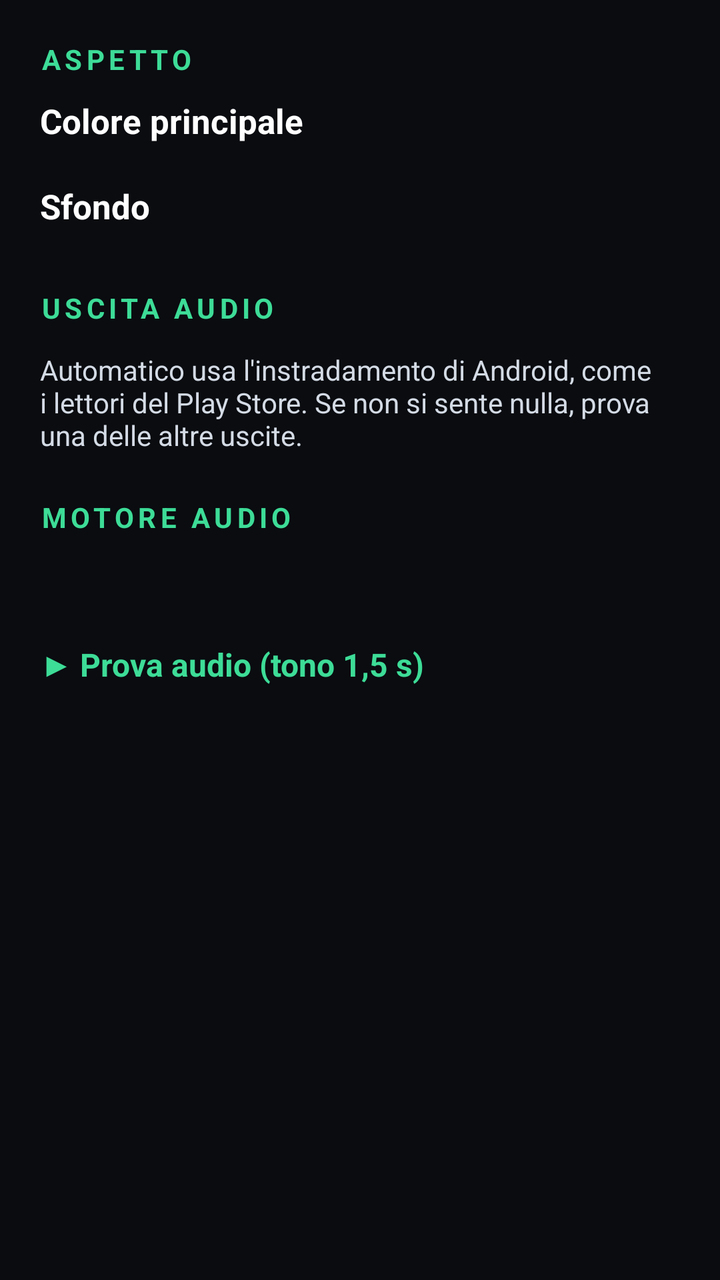
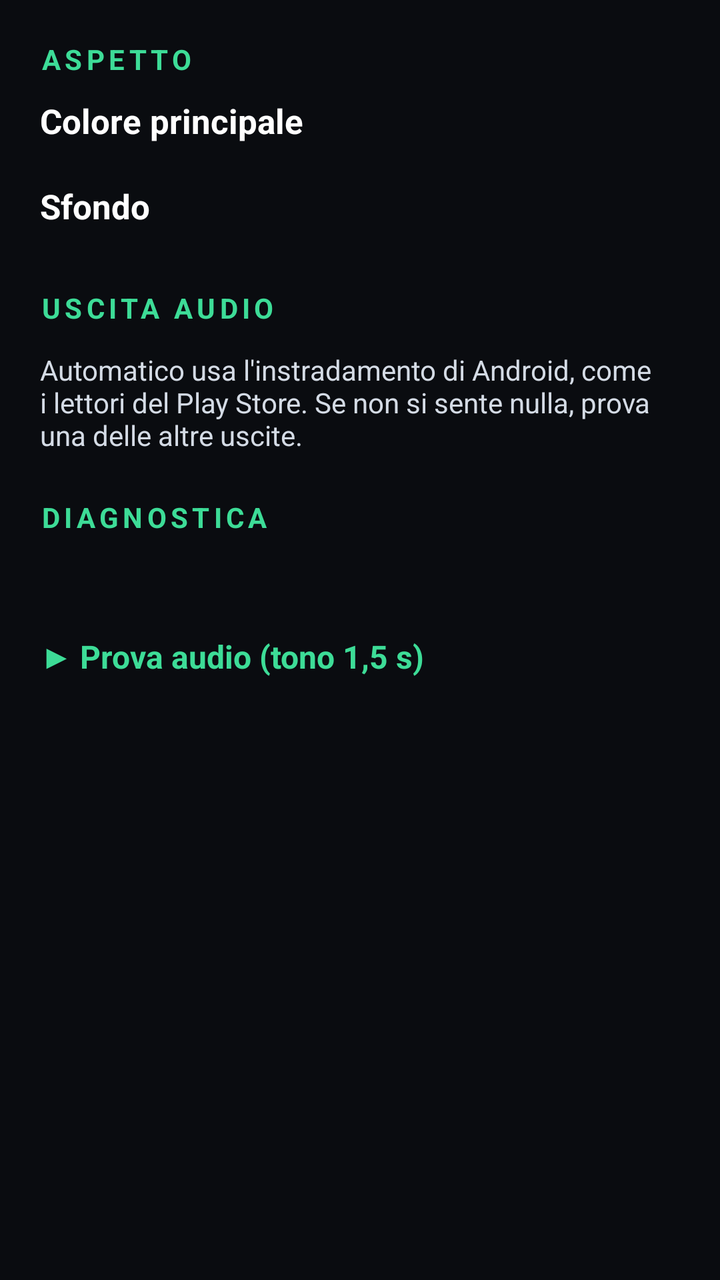

Before-and-after screenshots of an Android layout around one commit, followed by the original layout XML and the change that was made.
<!-- AndroidManifest.xml: application theme AppTheme -->
<!-- res/layout/dialog_settings.xml -->
<?xml version="1.0" encoding="utf-8"?>
<ScrollView xmlns:android="http://schemas.android.com/apk/res/android"
    android:layout_width="match_parent"
    android:layout_height="wrap_content"
    android:scrollbars="none">

    <LinearLayout
        android:layout_width="match_parent"
        android:layout_height="wrap_content"
        android:orientation="vertical"
        android:padding="20dp">

        <TextView
            android:layout_width="wrap_content"
            android:layout_height="wrap_content"
            android:letterSpacing="0.15"
            android:text="ASPETTO"
            android:textColor="@color/accent"
            android:textSize="14sp"
            android:textStyle="bold" />

        <TextView
            android:layout_width="wrap_content"
            android:layout_height="wrap_content"
            android:layout_marginTop="10dp"
            android:text="Colore principale"
            android:textColor="#FFFFFF"
            android:textSize="17sp"
            android:textStyle="bold" />

        <HorizontalScrollView
            android:layout_width="match_parent"
            android:layout_height="wrap_content"
            android:layout_marginTop="8dp"
            android:scrollbars="none">

            <LinearLayout
                android:id="@+id/accentPalette"
                android:layout_width="wrap_content"
                android:layout_height="wrap_content"
                android:orientation="horizontal" />
        </HorizontalScrollView>

        <TextView
            android:layout_width="wrap_content"
            android:layout_height="wrap_content"
            android:layout_marginTop="12dp"
            android:text="Sfondo"
            android:textColor="#FFFFFF"
            android:textSize="17sp"
            android:textStyle="bold" />

        <LinearLayout
            android:id="@+id/bgPalette"
            android:layout_width="wrap_content"
            android:layout_height="wrap_content"
            android:layout_marginTop="8dp"
            android:orientation="horizontal" />

        <TextView
            android:layout_width="wrap_content"
            android:layout_height="wrap_content"
            android:layout_marginTop="22dp"
            android:letterSpacing="0.15"
            android:text="USCITA AUDIO"
            android:textColor="@color/accent"
            android:textSize="14sp"
            android:textStyle="bold" />

        <LinearLayout
            android:id="@+id/outputBox"
            android:layout_width="match_parent"
            android:layout_height="wrap_content"
            android:layout_marginTop="6dp"
            android:orientation="vertical" />

        <TextView
            android:layout_width="match_parent"
            android:layout_height="wrap_content"
            android:layout_marginTop="6dp"
            android:text="Automatico usa l'instradamento di Android, come i lettori del Play Store. Se non si sente nulla, prova una delle altre uscite."
            android:textColor="@color/text_soft"
            android:textSize="14sp" />

        <TextView
            android:layout_width="wrap_content"
            android:layout_height="wrap_content"
            android:layout_marginTop="22dp"
            android:letterSpacing="0.15"
            android:text="MOTORE AUDIO"
            android:textColor="@color/accent"
            android:textSize="14sp"
            android:textStyle="bold" />

        <LinearLayout
            android:id="@+id/engineBox"
            android:layout_width="match_parent"
            android:layout_height="wrap_content"
            android:layout_marginTop="4dp"
            android:orientation="vertical" />

        <TextView
            android:id="@+id/audioDiag"
            android:layout_width="match_parent"
            android:layout_height="wrap_content"
            android:layout_marginTop="8dp"
            android:textColor="@color/text_soft"
            android:textSize="14sp" />

        <TextView
            android:id="@+id/btnTest"
            android:layout_width="wrap_content"
            android:layout_height="wrap_content"
            android:layout_marginTop="14dp"
            android:background="?android:attr/selectableItemBackground"
            android:paddingTop="8dp"
            android:paddingBottom="8dp"
            android:paddingEnd="16dp"
            android:text="▶ Prova audio (tono 1,5 s)"
            android:textColor="@color/accent"
            android:textSize="16sp"
            android:textStyle="bold" />
    </LinearLayout>
</ScrollView>
<!-- resources referenced by this layout -->
<resources>
  <color name="accent">#3DDC97</color>
  <color name="text_soft">#D4DBE5</color>
  <style name="AppTheme" parent="android:Theme.Material.NoActionBar">
          <item name="android:windowBackground">@color/bg</item>
          <item name="android:statusBarColor">@color/bg</item>
          <item name="android:navigationBarColor">@color/bg</item>
          <item name="android:colorAccent">@color/accent</item>
      </style>
  <color name="bg">#0A0C10</color>
</resources>

<!-- the commit's change to res/layout/dialog_settings.xml (unified diff, before → after) -->
@@ -87,17 +87,10 @@
             android:layout_height="wrap_content"
             android:layout_marginTop="22dp"
             android:letterSpacing="0.15"
-            android:text="MOTORE AUDIO"
+            android:text="DIAGNOSTICA"
             android:textColor="@color/accent"
             android:textSize="14sp"
             android:textStyle="bold" />
-
-        <LinearLayout
-            android:id="@+id/engineBox"
-            android:layout_width="match_parent"
-            android:layout_height="wrap_content"
-            android:layout_marginTop="4dp"
-            android:orientation="vertical" />
 
         <TextView
             android:id="@+id/audioDiag"
